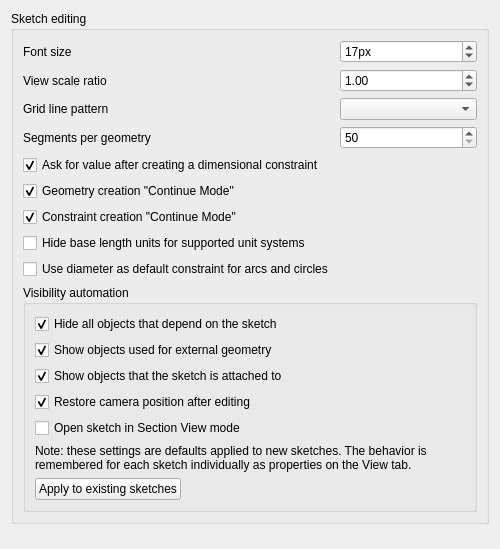
Old version of the form src/Mod/Sketcher/Gui/SketcherSettingsDisplay.ui in the repository southseact-3d/fcd.
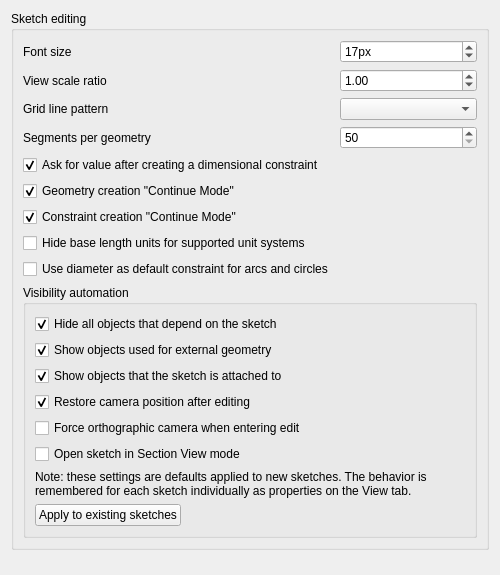
New version of the form. Custom widgets are drawn as their Qt base class.

Commit message: [Sketcher] Visibility automation : add option to force orthographic view when entering edit mode

```diff
--- a/src/Mod/Sketcher/Gui/SketcherSettingsDisplay.ui
+++ b/src/Mod/Sketcher/Gui/SketcherSettingsDisplay.ui
@@ -230,6 +230,25 @@
            </property>
           </widget>
          </item>
+         <item>
+          <widget class="Gui::PrefCheckBox" name="checkBoxTVForceOrtho">
+           <property name="toolTip">
+            <string>When entering edit mode, force orthographic view of camera. Operates only with camera restoration enabled.</string>
+           </property>
+           <property name="text">
+            <string>Force orthographic camera when entering edit</string>
+           </property>
+           <property name="checked">
+            <bool>false</bool>
+           </property>
+           <property name="prefEntry" stdset="0">
+            <cstring>ForceOrtho</cstring>
+           </property>
+           <property name="prefPath" stdset="0">
+            <cstring>Mod/Sketcher/General</cstring>
+           </property>
+          </widget>
+         </item>
          <item>
           <widget class="Gui::PrefCheckBox" name="checkBoxTVSectionView">
            <property name="toolTip">
```
Left out of the diff: 11 changed lines with no effect on the pictures. The commit also changes 3 other files.
